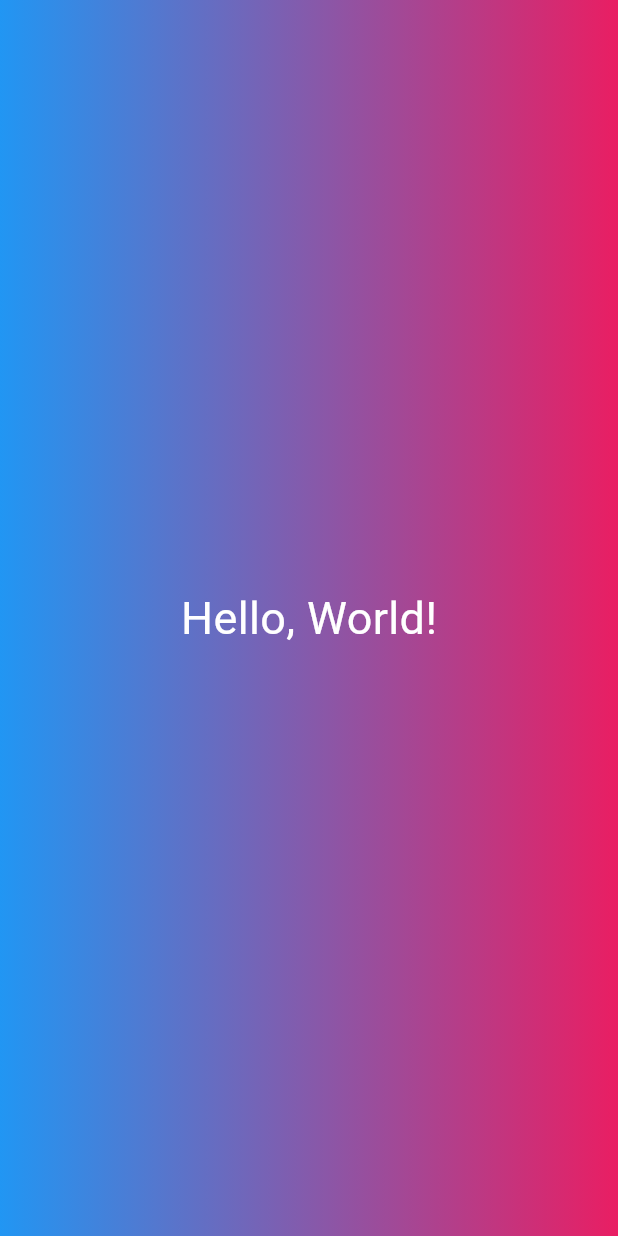
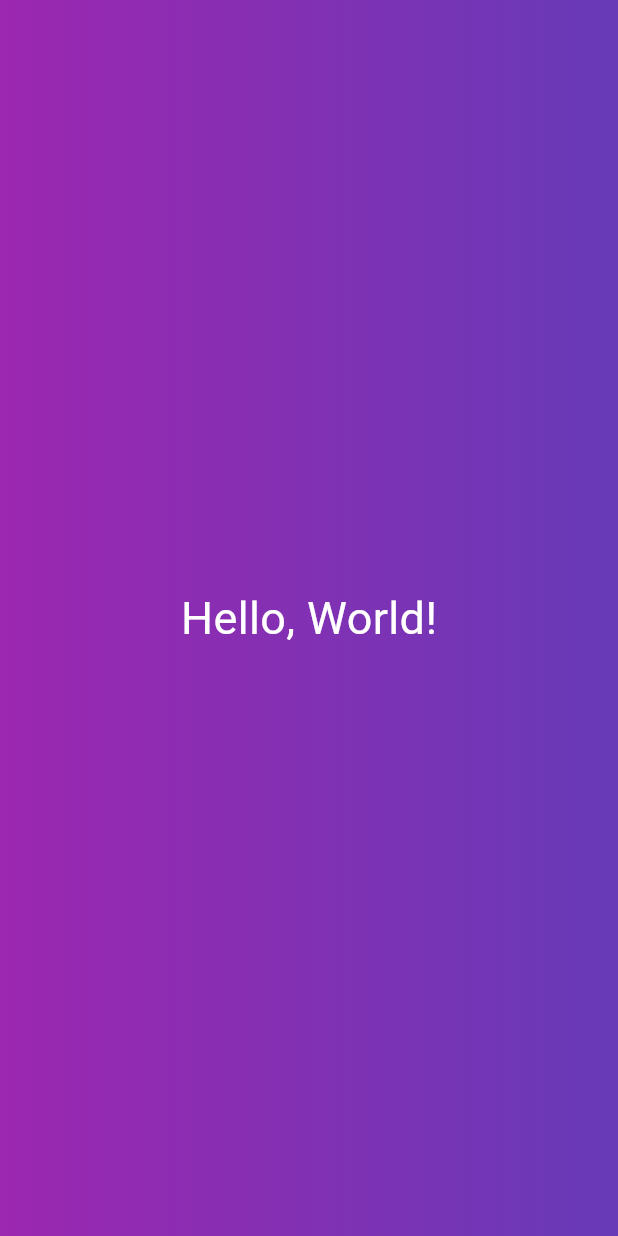
Before and after one commit to franciscovidalsantos/LearningFlutterAndDart, a Flutter app: the screen it shows after launch, on a phone screen of 412 x 824 dp. Run offline on Flutter 3.47's test engine with Material 3 defaults, Android fonts, the phone set to English and light mode, and no system bars.

Commit message:
contructor extension

```diff
--- a/first_app/lib/gradient_container.dart
+++ b/first_app/lib/gradient_container.dart
@@ -8,6 +8,11 @@ const endAlignment = Alignment.centerRight;
 
 class GradientContainer extends StatelessWidget {
   const GradientContainer(this.color1, this.color2, {super.key});
+
+  // Constructor for purple gradient can be used with GradientContainer.purple()
+  const GradientContainer.purple({super.key})
+      : color1 = Colors.purple,
+        color2 = Colors.deepPurple;
 
   final Color color1;
   final Color color2;
--- a/first_app/lib/main.dart
+++ b/first_app/lib/main.dart
@@ -82,7 +82,8 @@ void main() {
         // version1
         // body: GradientContainer(colors),
         // version 2
-        body: GradientContainer(Colors.blue, Colors.pink),
+        // body: GradientContainer(Colors.blue, Colors.pink),
+        body: GradientContainer.purple(),
 
         // body: Padding(
         //   padding: EdgeInsets.all(20),
```
